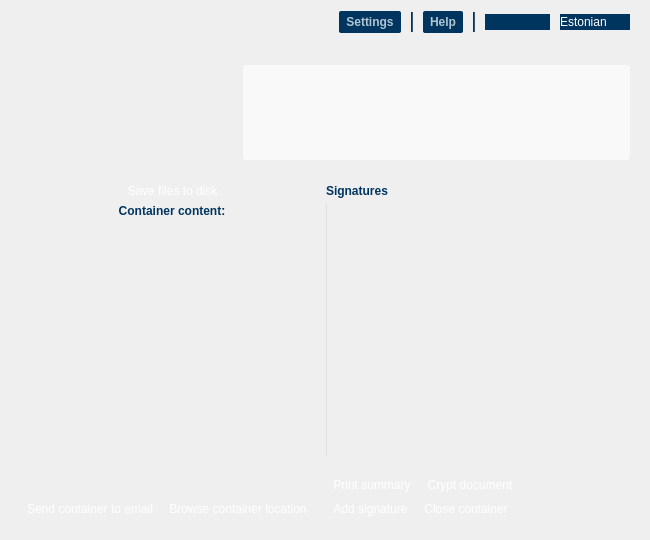
Old version of the form qdigidocclient/trunk/src/ui/MainWindow.ui in the repository tixsys/esteid.
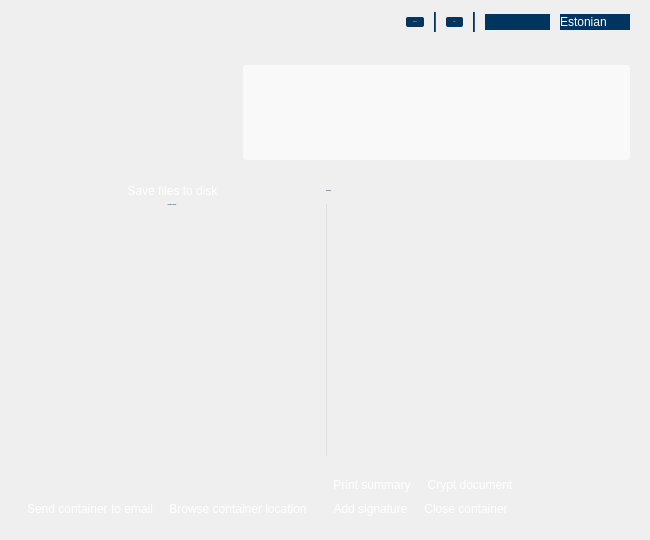
New version of the form. The open tabs and pages were chosen to show the change. Icons and pictures are not drawn.

Commit message: qdigidocclient: adjsut ui

Diff of the .ui file:
```diff
--- a/qdigidocclient/trunk/src/ui/MainWindow.ui
+++ b/qdigidocclient/trunk/src/ui/MainWindow.ui
@@ -39,14 +39,11 @@
     <normaloff>:/images/digidoc_icon_48x48.png</normaloff>:/images/digidoc_icon_48x48.png</iconset>
   </property>
   <property name="styleSheet">
-   <string notr="true">* {font: 12px &quot;Arial, Liberation Sans&quot;; }
+   <string notr="true">* { font: 12px &quot;Arial, Liberation Sans&quot;; }
 
 /* fonts */
 QWidget, #signContentView, #viewContentView
-{
-color: #355670;
-font: 12px;
-}
+{ color: #355670; }
 
 #viewSignatures
 { color: #71889A; }
@@ -831,9 +828,6 @@
           <property name="margin">
            <number>0</number>
           </property>
-          <property name="spacing">
-           <number>2</number>
-          </property>
           <item row="0" column="0">
            <layout class="QHBoxLayout" name="viewSaveAsLayout">
             <item>
@@ -1081,6 +1075,7 @@
    </item>
   </layout>
  </widget>
+ <layoutdefault spacing="2" margin="2"/>
  <resources>
   <include location="../rc/qdigidocclient.qrc"/>
  </resources>
```
Left out of the diff: 7 changed lines with no effect on the pictures.
